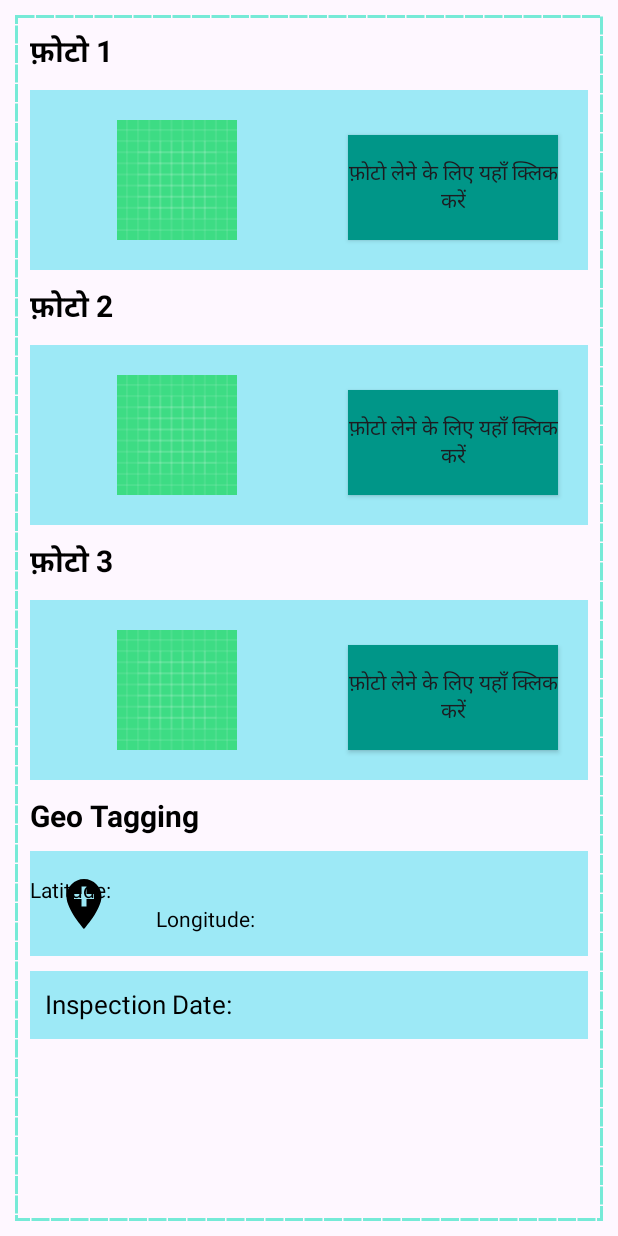
After one commit to akashpandey1701/HousingApp, an Android app: the layout fragment_inspection.xml on its own in the app's theme, with its tools: preview values and no code run, on a phone screen of 412 x 824 dp. The commit adds this screen. Run offline under Robolectric (Android 15) with nearby library versions, the phone set to English and light mode, and no system bars.

```diff
--- /dev/null
+++ b/app/src/main/res/drawable/icon_location.xml
@@ -0,0 +1,5 @@
+<vector xmlns:android="http://schemas.android.com/apk/res/android" android:height="24dp" android:tint="#000000" android:viewportHeight="24" android:viewportWidth="24" android:width="24dp">
+
+    <path android:fillColor="@android:color/white" android:pathData="M12,2C8.14,2 5,5.14 5,9c0,5.25 7,13 7,13s7,-7.75 7,-13c0,-3.86 -3.14,-7 -7,-7zM16,10h-3v3h-2v-3L8,10L8,8h3L11,5h2v3h3v2z"/>
+
+</vector>
--- a/app/src/main/res/layout/activity_main3.xml
+++ b/app/src/main/res/layout/activity_main3.xml
@@ -3,8 +3,80 @@
     xmlns:app="http://schemas.android.com/apk/res-auto"
     xmlns:tools="http://schemas.android.com/tools"
     android:id="@+id/main"
+    android:background="#FFFFFF"
     android:layout_width="match_parent"
     android:layout_height="match_parent"
     tools:context=".MainActivity3">
 
+    <LinearLayout
+        android:id="@+id/header"
+        android:layout_width="match_parent"
+        android:layout_height="wrap_content"
+        android:orientation="horizontal"
+        app:layout_constraintTop_toTopOf="parent"
+        android:background="#FFFFFF">
+
+        <ImageView
+            android:id="@+id/imageView5"
+            android:layout_width="40dp"
+            android:layout_height="match_parent"
+            android:paddingTop="10dp"
+            android:paddingBottom="10dp"
+            app:srcCompat="@drawable/ic_backarrrow"
+            tools:layout_editor_absoluteX="16dp"
+            tools:layout_editor_absoluteY="32dp" />
+
+        <TextView
+            android:layout_width="0dp"
+            android:layout_height="match_parent"
+            android:layout_weight="1"
+            android:paddingLeft="10dp"
+            android:paddingTop="10dp"
+            android:paddingBottom="10dp"
+            android:text="निर्माण कार्य की जानकारी"
+            android:textColor="@color/black"
+            android:textAlignment="center"
+            android:textSize="20sp"
+            android:textStyle="bold" />
+    </LinearLayout>
+
+    <LinearLayout
+        android:id="@+id/tabButtons"
+        android:layout_width="match_parent"
+        android:layout_height="wrap_content"
+        android:layout_marginTop="4dp"
+        android:gravity="center"
+        android:orientation="horizontal"
+        app:layout_constraintTop_toBottomOf="@id/header"
+        tools:layout_editor_absoluteX="91dp">
+
+        <androidx.appcompat.widget.AppCompatButton
+            android:id="@+id/buttonTab1"
+            android:layout_width="wrap_content"
+            android:layout_height="wrap_content"
+            android:layout_margin="0dp"
+            android:text="Inspection Details" />
+
+        <androidx.appcompat.widget.AppCompatButton
+            android:id="@+id/buttonTab2"
+            android:layout_width="wrap_content"
+            android:layout_height="wrap_content"
+            android:layout_margin="0dp"
+            android:text="Financial Details" />
+
+    </LinearLayout>
+
+    <androidx.viewpager2.widget.ViewPager2
+        android:id="@+id/viewPager"
+        android:layout_width="0dp"
+        android:layout_height="0dp"
+        android:layout_margin="10dp"
+        app:layout_constraintBottom_toBottomOf="parent"
+        app:layout_constraintEnd_toEndOf="parent"
+        app:layout_constraintHorizontal_bias="0.0"
+        app:layout_constraintStart_toStartOf="parent"
+        app:layout_constraintTop_toBottomOf="@id/tabButtons"
+        app:layout_constraintVertical_bias="0.0"
+        />
+
 </androidx.constraintlayout.widget.ConstraintLayout>
--- /dev/null
+++ b/app/src/main/res/layout/fragment_financial.xml
@@ -0,0 +1,12 @@
+<?xml version="1.0" encoding="utf-8"?>
+<androidx.constraintlayout.widget.ConstraintLayout xmlns:android="http://schemas.android.com/apk/res/android"
+    xmlns:app="http://schemas.android.com/apk/res-auto"
+    xmlns:tools="http://schemas.android.com/tools"
+    android:layout_width="match_parent"
+    android:layout_height="match_parent"
+    android:background="@drawable/dotted_border"
+    android:layout_margin="10dp">
+
+
+
+</androidx.constraintlayout.widget.ConstraintLayout>
--- /dev/null
+++ b/app/src/main/res/layout/fragment_inspection.xml
@@ -0,0 +1,230 @@
+<?xml version="1.0" encoding="utf-8"?>
+<androidx.constraintlayout.widget.ConstraintLayout xmlns:android="http://schemas.android.com/apk/res/android"
+    xmlns:app="http://schemas.android.com/apk/res-auto"
+    xmlns:tools="http://schemas.android.com/tools"
+    android:layout_width="match_parent"
+    android:layout_height="match_parent"
+    android:background="@drawable/dotted_border"
+    android:layout_margin="10dp">
+
+    <androidx.appcompat.widget.AppCompatTextView
+        android:layout_width="wrap_content"
+        android:id="@+id/photo_text"
+        android:layout_height="wrap_content"
+        android:layout_margin="10dp"
+        android:layout_marginStart="16dp"
+        android:textSize="20sp"
+        android:layout_marginTop="28dp"
+        android:text="फ़ोटो 1"
+        android:textColor="@color/black"
+        android:textStyle="bold"
+        app:layout_constraintStart_toStartOf="parent"
+        app:layout_constraintTop_toTopOf="parent" />
+
+    <androidx.constraintlayout.widget.ConstraintLayout
+        android:id="@+id/photo"
+        android:layout_width="match_parent"
+        android:layout_height="120dp"
+        android:layout_margin="10dp"
+        android:layout_marginTop="48dp"
+        android:background="#9DE9F6"
+        android:orientation="horizontal"
+        app:layout_constraintTop_toBottomOf="@id/photo_text"
+        tools:layout_editor_absoluteX="10dp">
+
+        <androidx.appcompat.widget.AppCompatImageView
+            android:id="@+id/appCompatImageView"
+            android:layout_width="100dp"
+            android:layout_height="80dp"
+            android:layout_marginStart="48dp"
+            android:src="@drawable/ic_launcher_background"
+            app:layout_constraintBottom_toBottomOf="parent"
+            app:layout_constraintStart_toStartOf="parent"
+            app:layout_constraintTop_toTopOf="parent" />
+
+        <androidx.appcompat.widget.AppCompatButton
+            android:layout_width="140dp"
+            android:layout_height="70dp"
+            android:layout_marginStart="64dp"
+            android:background="@color/blue"
+            android:text="फ़ोटो लेने के लिए यहाँ क्लिक करें"
+            app:layout_constraintBottom_toBottomOf="parent"
+            app:layout_constraintEnd_toEndOf="parent"
+            app:layout_constraintHorizontal_bias="0.0"
+            app:layout_constraintStart_toEndOf="@+id/appCompatImageView"
+            app:layout_constraintTop_toTopOf="parent"
+            app:layout_constraintVertical_bias="0.6" />
+    </androidx.constraintlayout.widget.ConstraintLayout>
+
+
+    <androidx.appcompat.widget.AppCompatTextView
+        android:layout_width="wrap_content"
+        android:id="@+id/photo_text2"
+        android:layout_height="wrap_content"
+        android:layout_margin="10dp"
+        android:layout_marginStart="16dp"
+        android:textSize="20sp"
+        android:text="फ़ोटो 2"
+        android:textColor="@color/black"
+        android:textStyle="bold"
+        app:layout_constraintStart_toStartOf="parent"
+        app:layout_constraintTop_toBottomOf="@id/photo" />
+
+    <androidx.constraintlayout.widget.ConstraintLayout
+        android:id="@+id/photo2"
+        android:layout_width="match_parent"
+        android:layout_height="120dp"
+        android:layout_margin="10dp"
+        android:background="#9DE9F6"
+        android:orientation="horizontal"
+        app:layout_constraintTop_toBottomOf="@id/photo_text2"
+        tools:layout_editor_absoluteX="10dp">
+
+        <androidx.appcompat.widget.AppCompatImageView
+            android:id="@+id/appCompatImageView2"
+            android:layout_width="100dp"
+            android:layout_height="80dp"
+            android:layout_marginStart="48dp"
+            android:src="@drawable/ic_launcher_background"
+            app:layout_constraintBottom_toBottomOf="parent"
+            app:layout_constraintStart_toStartOf="parent"
+            app:layout_constraintTop_toTopOf="parent" />
+
+        <androidx.appcompat.widget.AppCompatButton
+            android:layout_width="140dp"
+            android:layout_height="70dp"
+            android:layout_marginStart="64dp"
+            android:background="@color/blue"
+            android:text="फ़ोटो लेने के लिए यहाँ क्लिक करें"
+            app:layout_constraintBottom_toBottomOf="parent"
+            app:layout_constraintEnd_toEndOf="parent"
+            app:layout_constraintHorizontal_bias="0.0"
+            app:layout_constraintStart_toEndOf="@+id/appCompatImageView2"
+            app:layout_constraintTop_toTopOf="parent"
+            app:layout_constraintVertical_bias="0.6" />
+
+    </androidx.constraintlayout.widget.ConstraintLayout>
+
+    <androidx.appcompat.widget.AppCompatTextView
+        android:layout_width="wrap_content"
+        android:id="@+id/photo_text3"
+        android:layout_height="wrap_content"
+        android:layout_margin="10dp"
+        android:layout_marginStart="16dp"
+        android:textSize="20sp"
+        android:text="फ़ोटो 3"
+        android:textColor="@color/black"
+        android:textStyle="bold"
+        app:layout_constraintStart_toStartOf="parent"
+        app:layout_constraintTop_toBottomOf="@id/photo2" />
+
+    <androidx.constraintlayout.widget.ConstraintLayout
+        android:id="@+id/photo3"
+        android:layout_width="match_parent"
+        android:layout_height="120dp"
+        android:layout_margin="10dp"
+        android:background="#9DE9F6"
+        android:orientation="horizontal"
+        app:layout_constraintTop_toBottomOf="@id/photo_text3"
+        tools:layout_editor_absoluteX="10dp">
+
+        <androidx.appcompat.widget.AppCompatImageView
+            android:id="@+id/appCompatImageView3"
+            android:layout_width="100dp"
+            android:layout_height="80dp"
+            android:layout_marginStart="48dp"
+            android:src="@drawable/ic_launcher_background"
+            app:layout_constraintBottom_toBottomOf="parent"
+            app:layout_constraintStart_toStartOf="parent"
+            app:layout_constraintTop_toTopOf="parent" />
+
+        <androidx.appcompat.widget.AppCompatButton
+            android:layout_width="140dp"
+            android:layout_height="70dp"
+            android:layout_marginStart="64dp"
+            android:background="@color/blue"
+            android:text="फ़ोटो लेने के लिए यहाँ क्लिक करें"
+            app:layout_constraintBottom_toBottomOf="parent"
+            app:layout_constraintEnd_toEndOf="parent"
+            app:layout_constraintHorizontal_bias="0.0"
+            app:layout_constraintStart_toEndOf="@+id/appCompatImageView3"
+            app:layout_constraintTop_toTopOf="parent"
+            app:layout_constraintVertical_bias="0.6" />
+
+    </androidx.constraintlayout.widget.ConstraintLayout>
+
+    <androidx.appcompat.widget.AppCompatTextView
+        android:id="@+id/geotag_id"
+        android:layout_width="wrap_content"
+        android:layout_height="wrap_content"
+        android:layout_margin="10dp"
+        android:layout_marginStart="24dp"
+        android:layout_marginTop="548dp"
+        android:text="Geo Tagging "
+        android:textColor="@color/black"
+        android:textSize="20sp"
+        android:textStyle="bold"
+        app:layout_constraintStart_toStartOf="parent"
+        app:layout_constraintTop_toBottomOf="@id/photo3" />
+
+    <androidx.constraintlayout.widget.ConstraintLayout
+        android:id="@+id/photo4"
+        android:layout_width="match_parent"
+        android:layout_height="70dp"
+        android:layout_margin="10dp"
+        android:layout_marginTop="4dp"
+        android:background="#9DE9F6"
+        android:orientation="horizontal"
+        app:layout_constraintTop_toBottomOf="@id/geotag_id"
+        tools:layout_editor_absoluteX="10dp">
+
+        <ImageView
+            android:id="@+id/imageView6"
+            android:layout_width="40dp"
+            android:layout_height="40dp"
+            android:layout_marginStart="16dp"
+            android:src="@drawable/icon_location"
+            app:layout_constraintBottom_toBottomOf="parent"
+            app:layout_constraintStart_toStartOf="parent"
+            app:layout_constraintTop_toTopOf="parent" />
+
+
+
+        <androidx.appcompat.widget.AppCompatTextView
+            android:id="@+id/appCompatTextView"
+            android:layout_width="100dp"
+            android:layout_height="wrap_content"
+            android:layout_marginTop="16dp"
+            android:text="Latitude:"
+            android:textColor="@color/black"
+            app:layout_constraintTop_toTopOf="parent"
+            tools:ignore="MissingConstraints"
+            tools:layout_editor_absoluteX="84dp" />
+
+        <androidx.appcompat.widget.AppCompatTextView
+            android:layout_width="100dp"
+            android:layout_height="wrap_content"
+            android:layout_marginStart="28dp"
+            android:text="Longitude:"
+            android:textColor="@color/black"
+            app:layout_constraintBottom_toBottomOf="parent"
+            app:layout_constraintStart_toEndOf="@+id/imageView6"
+            app:layout_constraintTop_toBottomOf="@+id/appCompatTextView"
+            app:layout_constraintVertical_bias="0.0" />
+    </androidx.constraintlayout.widget.ConstraintLayout>
+
+    <androidx.appcompat.widget.AppCompatTextView
+        android:layout_width="match_parent"
+        android:layout_height="45dp"
+        android:layout_margin="10dp"
+        android:text="Inspection Date:"
+        android:background="#9DE9F6"
+        android:textSize="17sp"
+        android:textColor="@color/black"
+        android:padding="10dp"
+        android:layout_marginTop="12dp"
+        app:layout_constraintTop_toBottomOf="@+id/photo4"
+        tools:layout_editor_absoluteX="10dp" />
+
+
+</androidx.constraintlayout.widget.ConstraintLayout>
```
